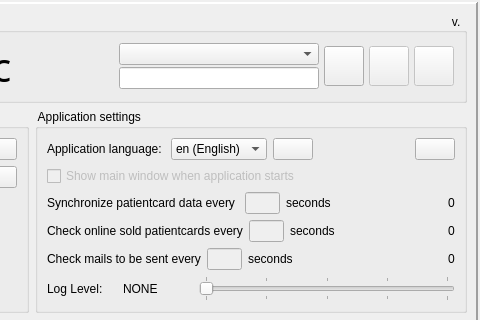
tbikfalvi/Belenus, file websync/dlgmain.ui: the form before one commit; both pictures show x 417 to 897 and y 0 to 320 of the 897 by 723 pixel window.
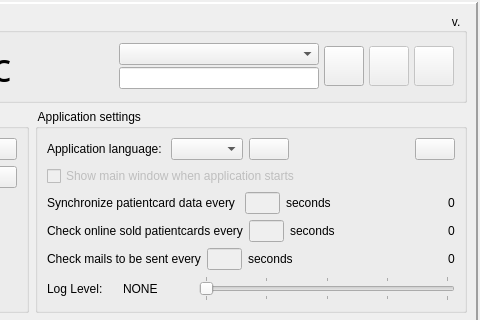
The form after the commit. Icons and pictures are not drawn.

Patch:
```diff
--- a/websync/dlgmain.ui
+++ b/websync/dlgmain.ui
@@ -515,16 +515,6 @@
                <property name="toolTip">
                 <string>Language of the application GUI</string>
                </property>
-               <item>
-                <property name="text">
-                 <string>en (English)</string>
-                </property>
-               </item>
-               <item>
-                <property name="text">
-                 <string>hu (Magyar)</string>
-                </property>
-               </item>
               </widget>
              </item>
              <item>
```
